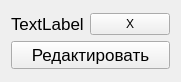
Old version of the form Form_Headers/PersonCard.ui in the repository Yavlados/VKR.
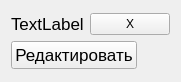
New version of the form.

```diff
--- a/Form_Headers/PersonCard.ui
+++ b/Form_Headers/PersonCard.ui
@@ -48,6 +48,12 @@
      </item>
      <item>
       <widget class="QPushButton" name="editButton">
+       <property name="sizePolicy">
+        <sizepolicy hsizetype="Fixed" vsizetype="Fixed">
+         <horstretch>0</horstretch>
+         <verstretch>0</verstretch>
+        </sizepolicy>
+       </property>
        <property name="font">
         <font>
          <family>Arial</family>
```
Left out of the diff: 12 changed lines with no effect on the pictures.
